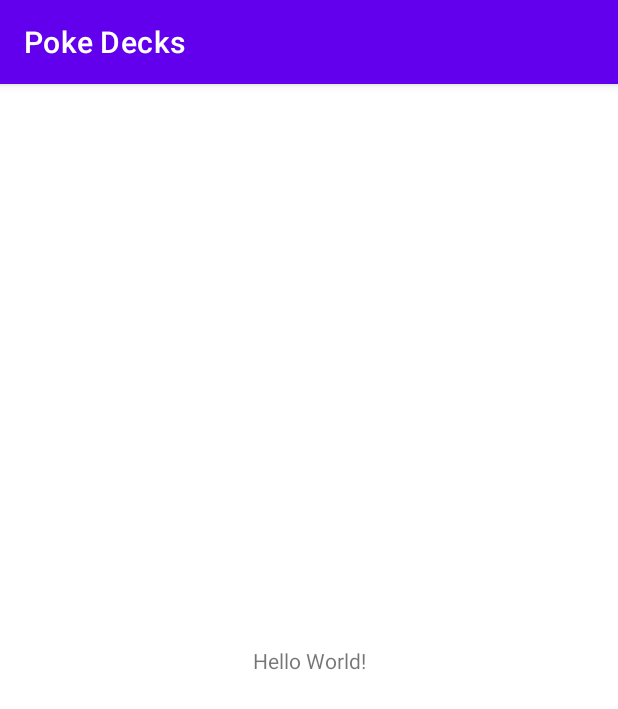
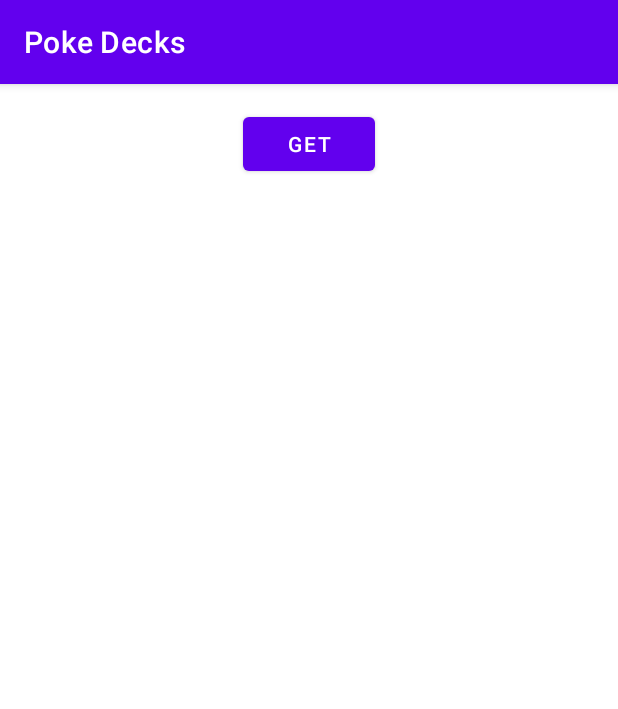
Before and after one commit to pluto0004/PokemonDeck, an Android app: the screen it shows after launch (MainActivity), on a phone screen of 412 x 824 dp. Shown: the top 709 px of the screen. Run offline under Robolectric (Android 15) with nearby library versions, the phone set to English and light mode, and no system bars.

```diff
--- a/app/src/main/res/layout/activity_main.xml
+++ b/app/src/main/res/layout/activity_main.xml
@@ -6,13 +6,45 @@
     android:layout_height="match_parent"
     tools:context=".MainActivity">
 
-    <TextView
+    <Button
+        android:id="@+id/btn"
         android:layout_width="wrap_content"
         android:layout_height="wrap_content"
-        android:text="Hello World!"
-        app:layout_constraintBottom_toBottomOf="parent"
-        app:layout_constraintLeft_toLeftOf="parent"
-        app:layout_constraintRight_toRightOf="parent"
+        android:layout_marginStart="8dp"
+        android:layout_marginTop="16dp"
+        android:layout_marginEnd="8dp"
+        android:text="Get"
+        app:layout_constraintEnd_toEndOf="parent"
+        app:layout_constraintStart_toStartOf="parent"
         app:layout_constraintTop_toTopOf="parent" />
 
+    <TextView
+        android:id="@+id/textView"
+        android:layout_width="0dp"
+        android:layout_height="0dp"
+        android:layout_marginStart="8dp"
+        android:layout_marginTop="16dp"
+        android:layout_marginEnd="8dp"
+        android:layout_marginBottom="8dp"
+        android:lineSpacingExtra="8sp"
+        android:textAlignment="center"
+        android:textSize="16sp"
+        app:layout_constraintBottom_toBottomOf="parent"
+        app:layout_constraintEnd_toEndOf="parent"
+        app:layout_constraintHorizontal_bias="0.0"
+        app:layout_constraintStart_toStartOf="parent"
+        app:layout_constraintTop_toBottomOf="@+id/imageView"
+        tools:text="TextView" />
+
+    <ImageView
+        android:id="@+id/imageView"
+        android:layout_width="wrap_content"
+        android:layout_height="wrap_content"
+        android:layout_marginStart="8dp"
+        android:layout_marginTop="16dp"
+        android:layout_marginEnd="8dp"
+        app:layout_constraintEnd_toEndOf="parent"
+        app:layout_constraintStart_toStartOf="parent"
+        app:layout_constraintTop_toBottomOf="@+id/btn"
+        tools:srcCompat="@tools:sample/avatars" />
 </androidx.constraintlayout.widget.ConstraintLayout>
```
Also changed, not shown: app/src/main/java/com/example/pokedecks/MainActivity.kt (+66 -1 lines).
